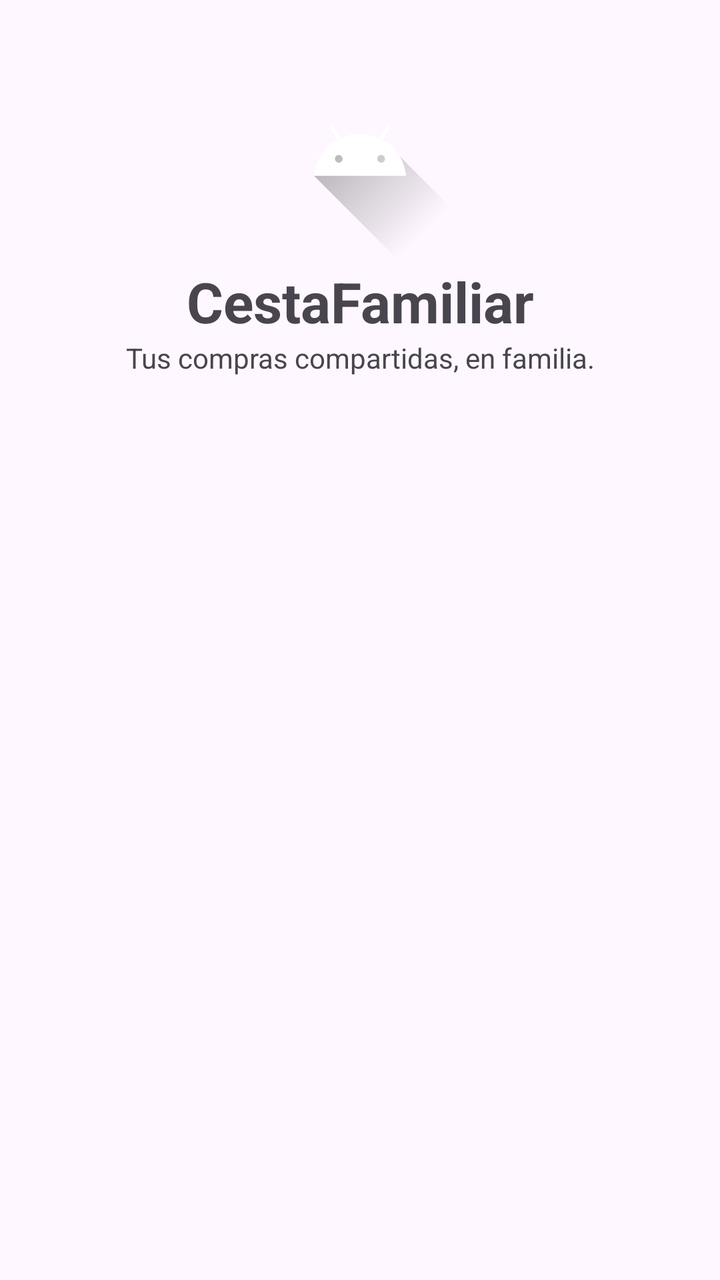
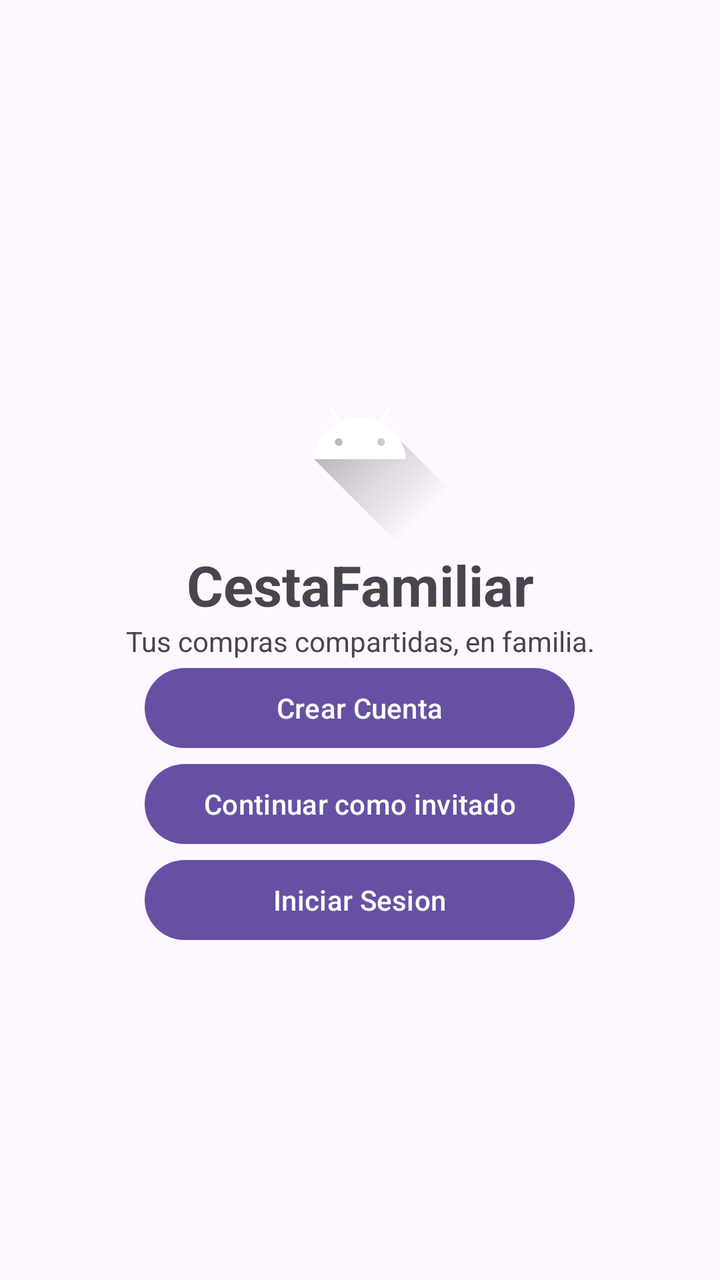

Compare the two renders of this Android layout. The source of the first and the diff that turns it into the second are given below.
<!-- AndroidManifest.xml: application theme Theme.CestaFamiliar -->
<!-- res/layout/activity_main.xml -->
<?xml version="1.0" encoding="utf-8"?>
<LinearLayout xmlns:android="http://schemas.android.com/apk/res/android"
    xmlns:app="http://schemas.android.com/apk/res-auto"
    xmlns:tools="http://schemas.android.com/tools"
    android:id="@+id/main"
    android:layout_width="match_parent"
    android:layout_height="match_parent"
    android:orientation="vertical"
    android:padding="24dp"
    tools:context=".MainActivity">

    <ImageView
        android:id="@+id/imageView"
        android:layout_width="match_parent"
        android:layout_height="wrap_content"
        app:srcCompat="@drawable/ic_launcher_foreground" />

    <TextView
        android:id="@+id/textView"
        android:layout_width="match_parent"
        android:layout_height="wrap_content"
        android:text="CestaFamiliar"
        android:textAlignment="center"
        android:textSize="28sp"
        android:textStyle="bold" />

    <TextView
        android:id="@+id/textView2"
        android:layout_width="match_parent"
        android:layout_height="wrap_content"
        android:text="Tus compras compartidas, en familia."
        android:textAlignment="center" />

</LinearLayout>
<!-- resources referenced by this layout -->
<resources>
  <!-- drawable ic_launcher_foreground (drawable) -->
  <vector xmlns:android="http://schemas.android.com/apk/res/android"
      xmlns:aapt="http://schemas.android.com/aapt"
      android:width="108dp"
      android:height="108dp"
      android:viewportWidth="108"
      android:viewportHeight="108">
      <path android:pathData="M31,63.928c0,0 6.4,-11 12.1,-13.1c7.2,-2.6 26,-1.4 26,-1.4l38.1,38.1L107,108.928l-32,-1L31,63.928z">
          <aapt:attr name="android:fillColor">
              <gradient
                  android:endX="85.84757"
                  android:endY="92.4963"
                  android:startX="42.9492"
                  android:startY="49.59793"
                  android:type="linear">
                  <item
                      android:color="#44000000"
                      android:offset="0.0" />
                  <item
                      android:color="#00000000"
                      android:offset="1.0" />
              </gradient>
          </aapt:attr>
      </path>
      <path
          android:fillColor="#FFFFFF"
          android:fillType="nonZero"
          android:pathData="M65.3,45.828l3.8,-6.6c0.2,-0.4 0.1,-0.9 -0.3,-1.1c-0.4,-0.2 -0.9,-0.1 -1.1,0.3l-3.9,6.7c-6.3,-2.8 -13.4,-2.8 -19.7,0l-3.9,-6.7c-0.2,-0.4 -0.7,-0.5 -1.1,-0.3C38.8,38.328 38.7,38.828 38.9,39.228l3.8,6.6C36.2,49.428 31.7,56.028 31,63.928h46C76.3,56.028 71.8,49.428 65.3,45.828zM43.4,57.328c-0.8,0 -1.5,-0.5 -1.8,-1.2c-0.3,-0.7 -0.1,-1.5 0.4,-2.1c0.5,-0.5 1.4,-0.7 2.1,-0.4c0.7,0.3 1.2,1 1.2,1.8C45.3,56.528 44.5,57.328 43.4,57.328L43.4,57.328zM64.6,57.328c-0.8,0 -1.5,-0.5 -1.8,-1.2s-0.1,-1.5 0.4,-2.1c0.5,-0.5 1.4,-0.7 2.1,-0.4c0.7,0.3 1.2,1 1.2,1.8C66.5,56.528 65.6,57.328 64.6,57.328L64.6,57.328z"
          android:strokeWidth="1"
          android:strokeColor="#00000000" />
  </vector>
  <style name="Theme.CestaFamiliar" parent="Base.Theme.CestaFamiliar" />
  <style name="Base.Theme.CestaFamiliar" parent="Theme.Material3.DayNight.NoActionBar">
          
          
      </style>
</resources>

<!-- the commit's change to res/layout/activity_main.xml (unified diff, before → after) -->
@@ -5,8 +5,10 @@
     android:id="@+id/main"
     android:layout_width="match_parent"
     android:layout_height="match_parent"
+    android:gravity="center"
     android:orientation="vertical"
     android:padding="24dp"
+    app:barrierMargin="15dp"
     tools:context=".MainActivity">
 
     <ImageView
@@ -31,4 +33,22 @@
         android:text="Tus compras compartidas, en familia."
         android:textAlignment="center" />
 
+    <Button
+        android:id="@+id/button"
+        android:layout_width="215dp"
+        android:layout_height="wrap_content"
+        android:text="Crear Cuenta" />
+
+    <Button
+        android:id="@+id/button3"
+        android:layout_width="215dp"
+        android:layout_height="wrap_content"
+        android:text="Continuar como invitado" />
+
+    <Button
+        android:id="@+id/button2"
+        android:layout_width="215dp"
+        android:layout_height="wrap_content"
+        android:text="Iniciar Sesion" />
+
 </LinearLayout>
